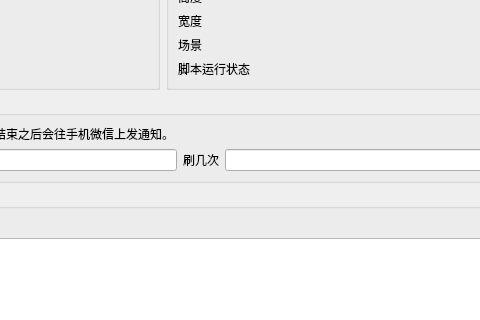
The window that view/design/ui/main_window.ui (Connorshen/OnmyojiScript) describes before a commit, drawn with Qt 5; both pictures show x 371 to 851 and y 130 to 450 of the 1068 by 777 pixel window.
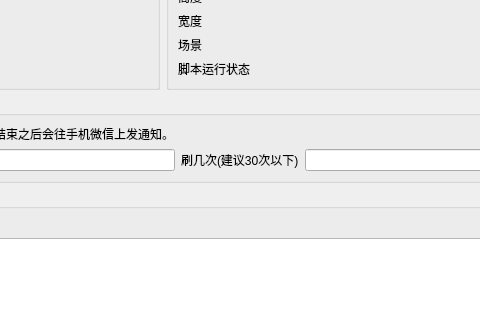
The same window after the commit.

Patch:
```diff
--- a/view/design/ui/main_window.ui
+++ b/view/design/ui/main_window.ui
@@ -171,7 +171,7 @@
          <item row="1" column="2">
           <widget class="QLabel" name="label_4">
            <property name="text">
-            <string>刷几次</string>
+            <string>刷几次(建议30次以下)</string>
            </property>
           </widget>
          </item>
```
